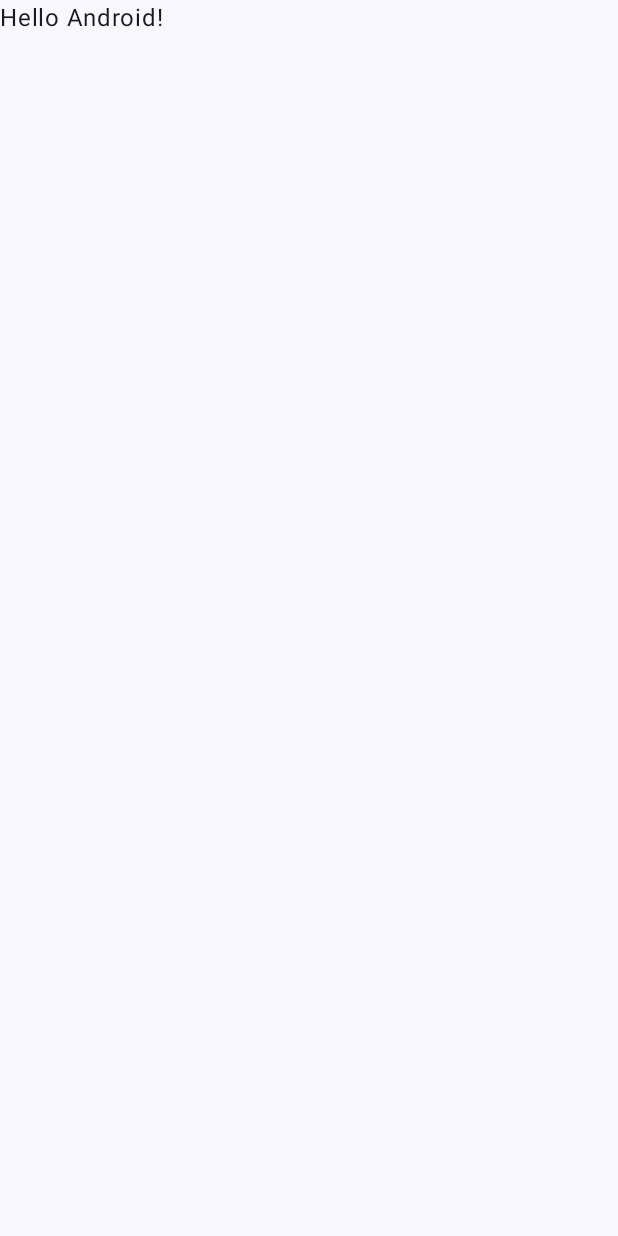
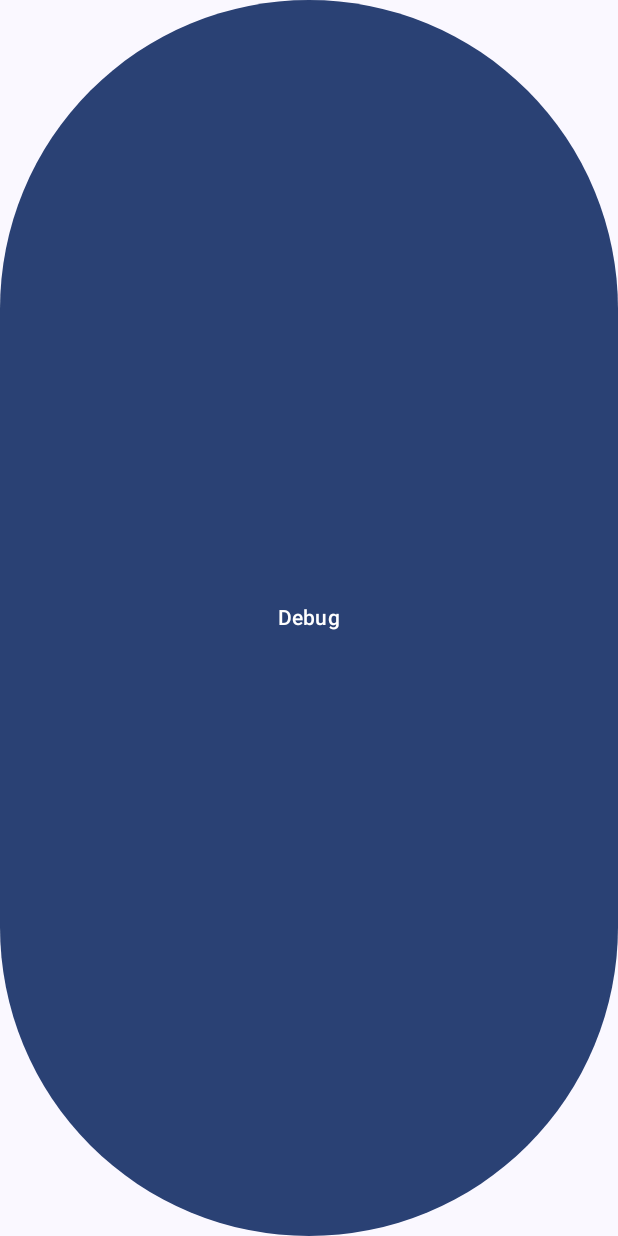
Before and after one commit to EcoTrackerApp/ecotracker-android, an Android app built with Jetpack Compose: the screen it shows after launch (MainActivity), on a phone screen of 412 x 824 dp. Before the commit the screen is almost empty. Run offline under Robolectric (Android 15) with nearby library versions, the phone set to English and light mode, and no system bars.

Commit message:
fix: ça cook

```diff
--- a/app/src/main/java/fr/umontpellier/carbonalyser/MainActivity.kt
+++ b/app/src/main/java/fr/umontpellier/carbonalyser/MainActivity.kt
@@ -1,15 +1,18 @@
 package fr.umontpellier.carbonalyser
 
+import android.app.usage.NetworkStats
+import android.app.usage.NetworkStatsManager
+import android.net.ConnectivityManager
 import android.os.Bundle
+import android.util.Log
 import androidx.activity.ComponentActivity
 import androidx.activity.compose.setContent
 import androidx.compose.foundation.layout.fillMaxSize
+import androidx.compose.material3.Button
 import androidx.compose.material3.MaterialTheme
 import androidx.compose.material3.Surface
 import androidx.compose.material3.Text
-import androidx.compose.runtime.Composable
 import androidx.compose.ui.Modifier
-import androidx.compose.ui.tooling.preview.Preview
 import fr.umontpellier.carbonalyser.ui.theme.CarbonalyserTheme
 
 class MainActivity : ComponentActivity() {
@@ -19,25 +22,32 @@ class MainActivity : ComponentActivity() {
             CarbonalyserTheme {
                 // A surface container using the 'background' color from the theme
                 Surface(modifier = Modifier.fillMaxSize(), color = MaterialTheme.colorScheme.background) {
-                    Greeting("Android")
+                    Button(
+                        onClick = {
+                            val networkStatsManager =
+                                applicationContext.getSystemService(NetworkStatsManager::class.java)
+                            val networkType = ConnectivityManager.TYPE_WIFI
+                            val subscriberId = "" // Subscriber id, usually empty for WIFI
+
+                            val networkStats = networkStatsManager.querySummary(
+                                networkType,
+                                subscriberId,
+                                0,
+                                System.currentTimeMillis()
+                            )
+
+                            Log.i("Carbonalyzer", "Purée")
+                            while (networkStats.hasNextBucket()) {
+                                val bucket = networkStats.getNextBucket(NetworkStats.Bucket())
+                                Log.i("Carbonalyzer", "Entry: $bucket")
+                            }
+                        },
+                        modifier = Modifier.fillMaxSize(),
+                    ) {
+                        Text("Debug")
+                    }
                 }
             }
         }
     }
 }
-
-@Composable
-fun Greeting(name: String, modifier: Modifier = Modifier) {
-    Text(
-            text = "Hello $name!",
-            modifier = modifier
-    )
-}
-
-@Preview(showBackground = true) @Preview
-@Composable
-fun GreetingPreview() {
-    CarbonalyserTheme {
-        Greeting("Android")
-    }
-}
```
Also changed, not shown: gradle/wrapper/gradle-wrapper.properties.
